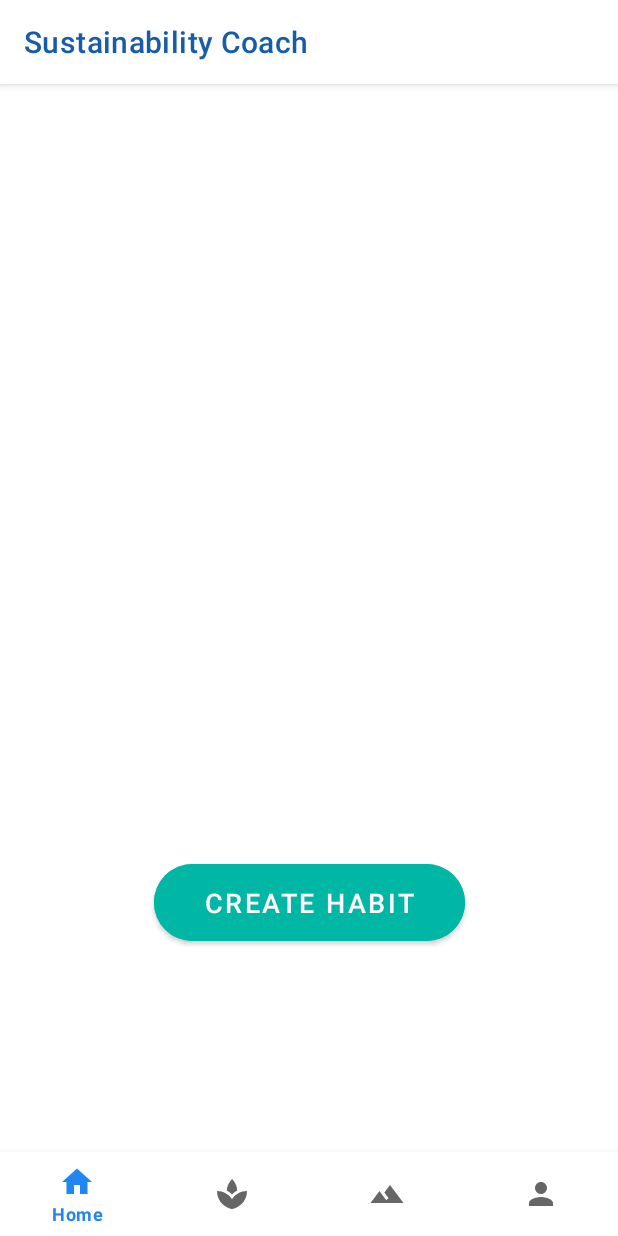
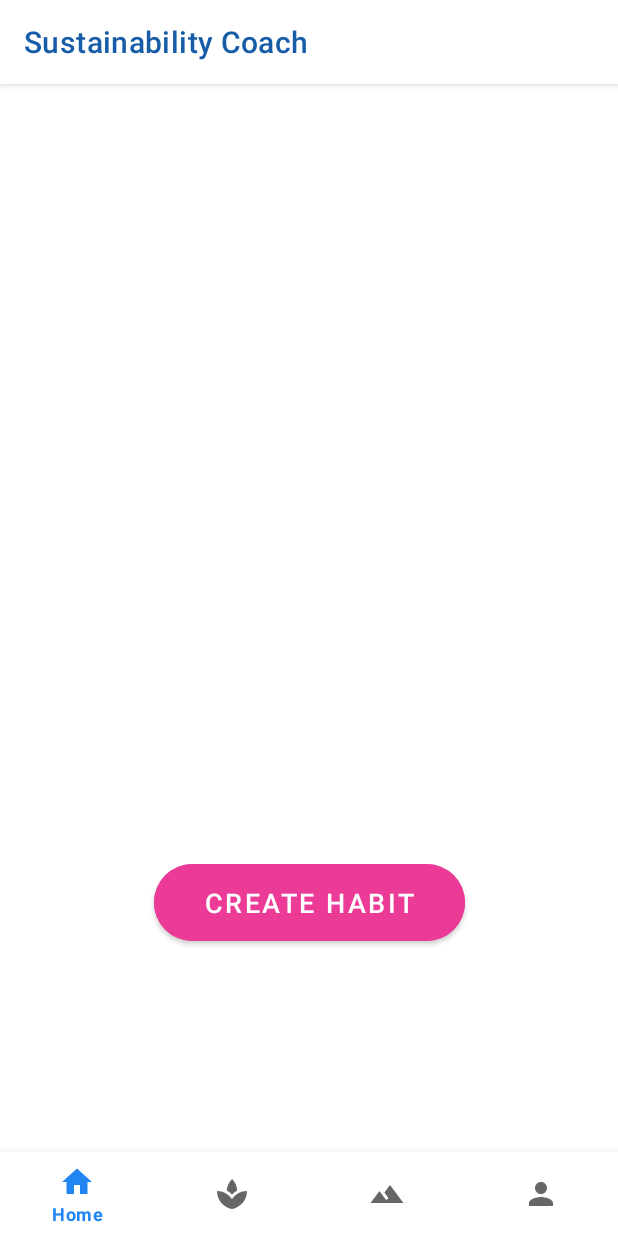
Before and after one commit to luksurious/hci-sustainabilitycoach, an Android app: the screen it shows after launch (HomeActivity), on a phone screen of 412 x 824 dp. Run offline under Robolectric (Android 15) with nearby library versions, the phone set to English and light mode, and no system bars.

Commit message:
fix colors

```diff
--- a/app/src/main/res/layout/fragment_explore_category.xml
+++ b/app/src/main/res/layout/fragment_explore_category.xml
@@ -157,7 +157,7 @@
         android:layout_marginEnd="8dp"
         android:layout_marginBottom="8dp"
         android:background="#FFFFFF"
-        android:backgroundTint="#00B6A2"
+        android:backgroundTint="@color/colorPrimary"
         android:text="@string/explore_button_next"
         android:textSize="18sp"
         app:cornerRadius="30dp"
--- a/app/src/main/res/layout/fragment_explore_difficulty.xml
+++ b/app/src/main/res/layout/fragment_explore_difficulty.xml
@@ -26,7 +26,7 @@
         android:layout_marginEnd="8dp"
         android:layout_marginBottom="8dp"
         android:background="#FFFFFF"
-        android:backgroundTint="#00B6A2"
+        android:backgroundTint="@color/colorPrimary"
         android:text="@string/explore_button_next"
         android:textSize="18sp"
         app:cornerRadius="30dp"
--- a/app/src/main/res/layout/home_fragment.xml
+++ b/app/src/main/res/layout/home_fragment.xml
@@ -19,6 +19,6 @@
             app:layout_constraintStart_toStartOf="parent"
             app:layout_constraintTop_toTopOf="parent"
             app:layout_constraintVertical_bias="0.8" app:cornerRadius="30dp" android:textSize="18sp"
-            android:backgroundTint="#00B6A4"/>
+            android:backgroundTint="@color/colorAccent"/>
 
 </androidx.constraintlayout.widget.ConstraintLayout>
--- a/app/src/main/res/values/colors.xml
+++ b/app/src/main/res/values/colors.xml
@@ -5,4 +5,5 @@
     <color name="colorAccent">#EB3B96</color>
     <color name="colorSecondary">#03DAC6</color>
     <color name="colorLight">#FFFFFF</color>
+    <color name="colorDarkGreen">#00B6A4</color>
 </resources>
```
